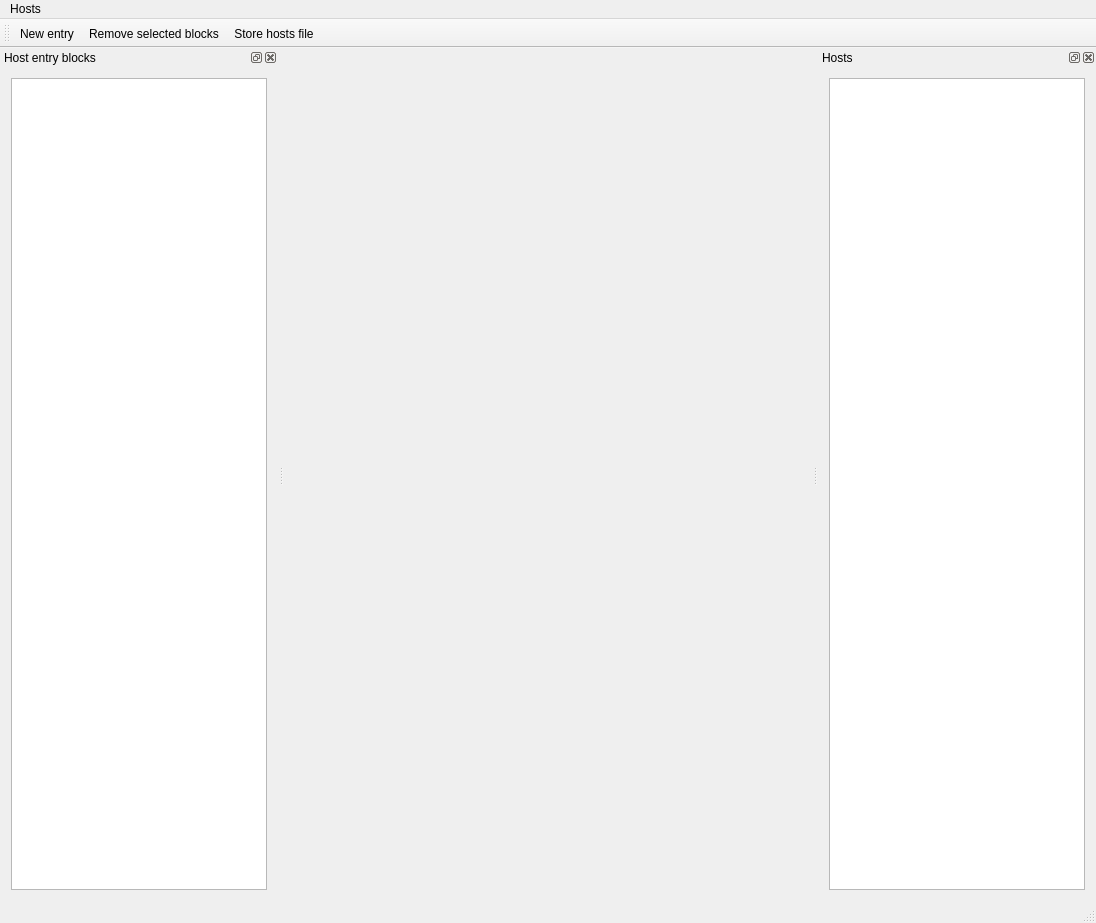
The window that src/mainwindow.ui (pbek/hswitch) describes before a commit, drawn with Qt 5.
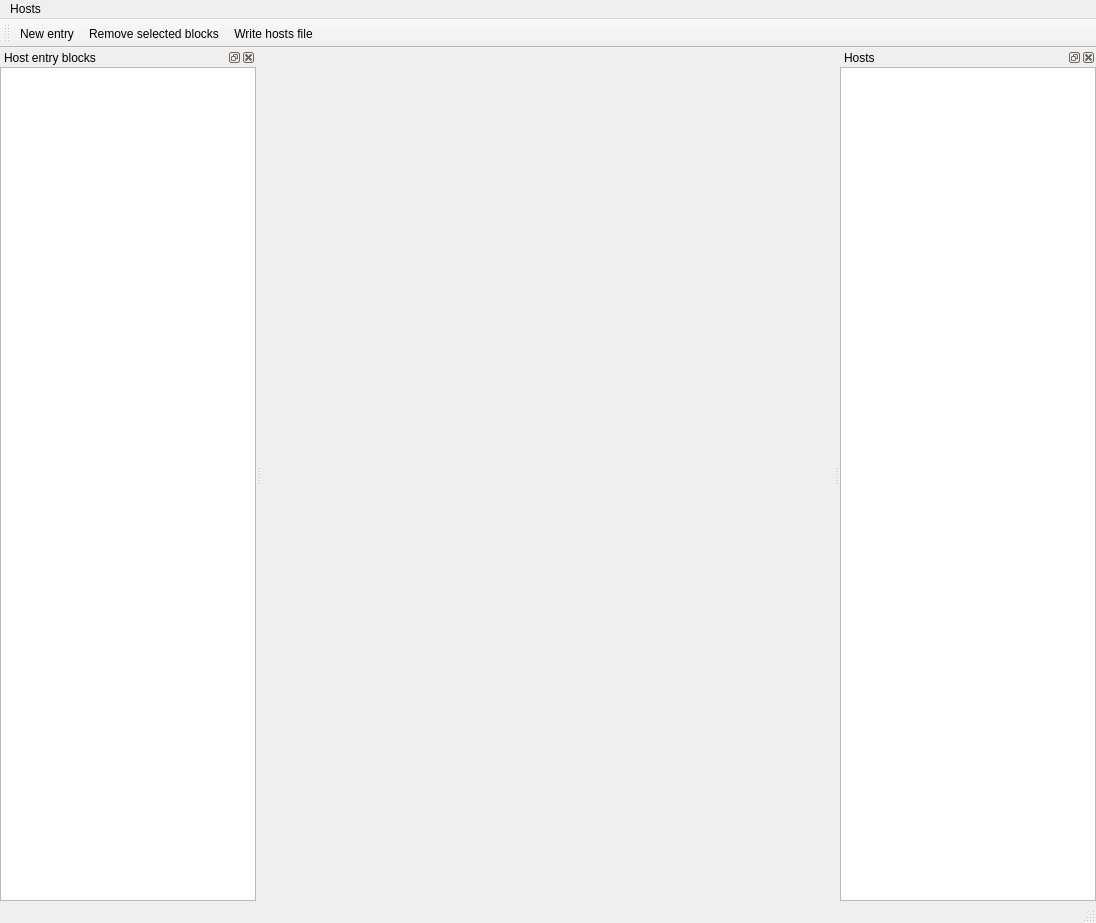
The same window after the commit. Icons and pictures are not drawn.

Commit message: made some ui modifications and added a confirmation dialog

What changed in the file:
```diff
--- a/src/mainwindow.ui
+++ b/src/mainwindow.ui
@@ -60,6 +60,18 @@
    </attribute>
    <widget class="QWidget" name="listDockWidgetContents">
     <layout class="QGridLayout" name="gridLayout">
+     <property name="leftMargin">
+      <number>0</number>
+     </property>
+     <property name="topMargin">
+      <number>0</number>
+     </property>
+     <property name="rightMargin">
+      <number>0</number>
+     </property>
+     <property name="bottomMargin">
+      <number>0</number>
+     </property>
      <item row="0" column="0">
       <widget class="QTreeWidget" name="entryTreeWidget">
        <property name="contextMenuPolicy">
@@ -93,6 +105,18 @@
    </attribute>
    <widget class="QWidget" name="editDockWidgetContents">
     <layout class="QGridLayout" name="gridLayout_2">
+     <property name="leftMargin">
+      <number>0</number>
+     </property>
+     <property name="topMargin">
+      <number>0</number>
+     </property>
+     <property name="rightMargin">
+      <number>0</number>
+     </property>
+     <property name="bottomMargin">
+      <number>0</number>
+     </property>
      <item row="0" column="0">
       <widget class="QTextEdit" name="entryTextEdit"/>
      </item>
@@ -129,7 +153,7 @@
      <normaloff>.</normaloff>.</iconset>
    </property>
    <property name="text">
-    <string>Store hosts file</string>
+    <string>Write hosts file</string>
    </property>
    <property name="shortcut">
     <string>Ctrl+S</string>
```
Left out of the diff: 6 changed lines with no effect on the pictures. The commit also changes 5 other files.
